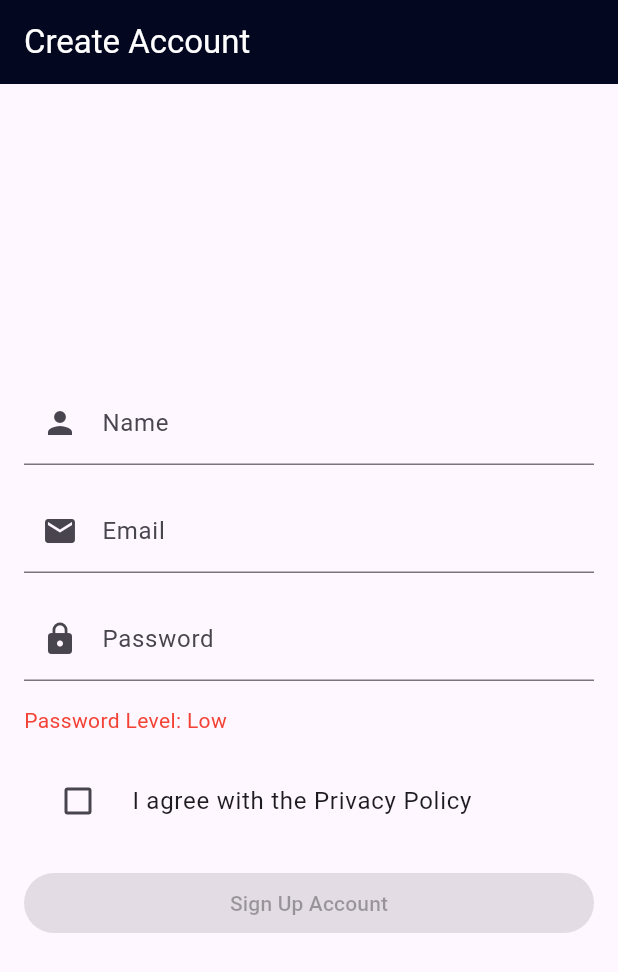
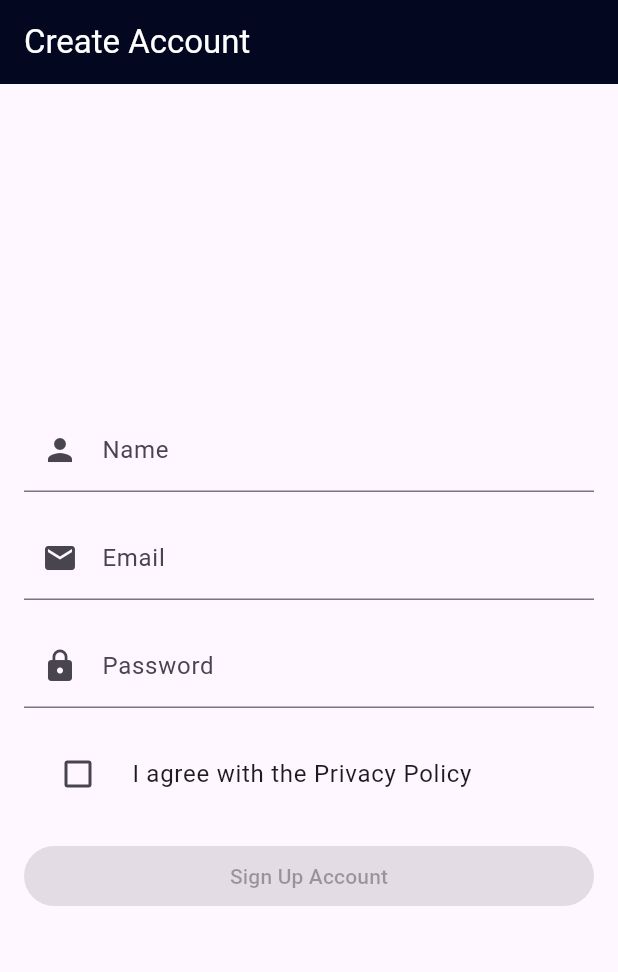
Before and after one commit to RamadhanRahmatullah/Mobile-Programming-2023, a Flutter app: the screen it shows after launch, on a phone screen of 412 x 824 dp. Shown: the top 972 px of the screen. Run offline on Flutter 3.47's test engine with Material 3 defaults, Android fonts, the phone set to English and light mode, and no system bars.

Commit message:
first commit

```diff
--- a/project_app/lib/main.dart
+++ b/project_app/lib/main.dart
@@ -1,4 +1,5 @@
 import 'package:flutter/material.dart';
+import 'profile_page.dart';
 
 void main() {
   runApp(MyApp());
@@ -20,7 +21,7 @@ class SignUpPage extends StatefulWidget {
 
 class _SignUpPageState extends State<SignUpPage> {
   bool _isAgree = false;
-  String _password = '';
+  TextEditingController nameController = TextEditingController();
 
   @override
   Widget build(BuildContext context) {
@@ -39,6 +40,7 @@ class _SignUpPageState extends State<SignUpPage> {
           crossAxisAlignment: CrossAxisAlignment.stretch,
           children: [
             TextFormField(
+              controller: nameController,
               decoration: InputDecoration(
                 labelText: 'Name',
                 prefixIcon: Icon(Icons.person),
@@ -53,19 +55,12 @@ class _SignUpPageState extends State<SignUpPage> {
             ),
             SizedBox(height: 16.0),
             TextFormField(
-              onChanged: (value) {
-                setState(() {
-                  _password = value;
-                });
-              },
               obscureText: true,
               decoration: InputDecoration(
                 labelText: 'Password',
                 prefixIcon: Icon(Icons.lock),
               ),
             ),
-            SizedBox(height: 16.0),
-            PasswordLevel(password: _password),
             SizedBox(height: 16.0),
             CheckboxListTile(
               title: Text('I agree with the Privacy Policy'),
@@ -81,7 +76,13 @@ class _SignUpPageState extends State<SignUpPage> {
             ElevatedButton(
               onPressed: _isAgree
                   ? () {
-                      // Add your sign-up logic here
+                      // Navigate to the profile page
+                      Navigator.push(
+                        context,
+                        MaterialPageRoute(
+                          builder: (context) => ProfilePage(name: nameController.text),
+                        ),
+                      );
                     }
                   : null,
               child: Text('Sign Up Account'),
@@ -95,51 +96,3 @@ class _SignUpPageState extends State<SignUpPage> {
     );
   }
 }
-
-class PasswordLevel extends StatelessWidget {
-  final String password;
-
-  PasswordLevel({required this.password});
-
-  @override
-  Widget build(BuildContext context) {
-    String level = determinePasswordLevel(password);
-    Color levelColor = determineLevelColor(level);
-
-    return Text(
-      'Password Level: $level',
-      style: TextStyle(
-        color: levelColor,
-      ),
-    );
-  }
-
-  String determinePasswordLevel(String password) {
-    if (password.length >= 6 && password.length < 8) {
-      return 'Low';
-    } else if (password.length >= 8 &&
-        RegExp(r'[a-z]').hasMatch(password) &&
-        RegExp(r'[A-Z]').hasMatch(password) &&
-        RegExp(r'[0-9]').hasMatch(password)) {
-      return 'Fair';
-    } else if (password.length >= 8 &&
-        RegExp(r'(?=.*[a-z])(?=.*[A-Z])(?=.*[0-9])(?=.*[!@#$%^&*])').hasMatch(password)) {
-      return 'Good';
-    } else {
-      return 'Low';
-    }
-  }
-
-  Color determineLevelColor(String level) {
-    switch (level) {
-      case 'Low':
-        return Colors.red;
-      case 'Fair':
-        return Colors.orange;
-      case 'Good':
-        return Colors.green;
-      default:
-        return Colors.black;
-    }
-  }
-}
```
Also changed, not shown: lib/Pages/homepage.dart (deleted, +0 -30 lines), project_app/lib/profile_page.dart (+96 -4 lines).
